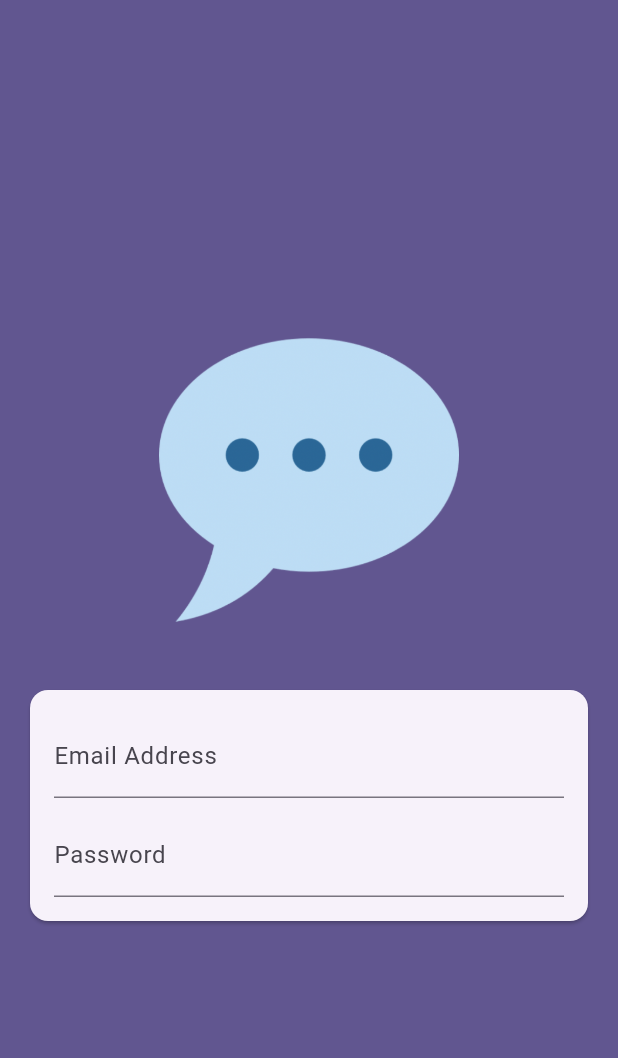
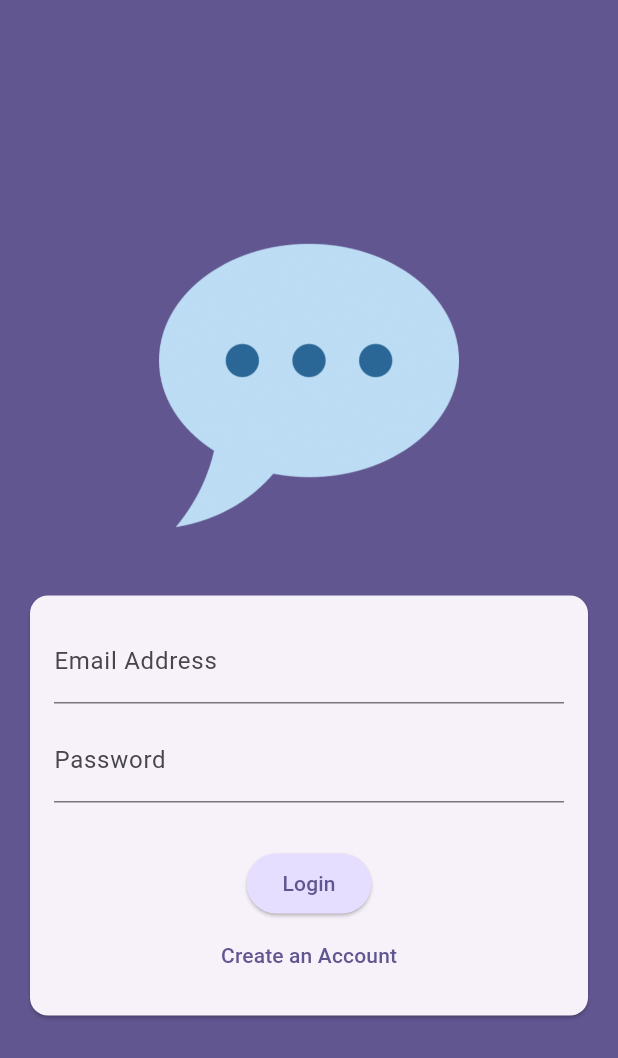
Before and after one commit to raj779401/Flutter_Chat_App, a Flutter app: the screen it shows after launch, on a phone screen of 412 x 824 dp. Shown: the top 1058 px of the screen. Run offline on Flutter 3.47's test engine with Material 3 defaults, Android fonts, the phone set to English and light mode, and no system bars.

Commit message:
form created in authentication screen

```diff
--- a/chat_app/lib/screens/authentication_screen.dart
+++ b/chat_app/lib/screens/authentication_screen.dart
@@ -8,6 +8,7 @@ class AuthenticationScreen extends StatefulWidget {
 }
 
 class _AuthenticationScreenState extends State<AuthenticationScreen> {
+  bool _isLogin = true;
   @override
   Widget build(BuildContext context) {
     return Scaffold(
@@ -47,7 +48,26 @@ class _AuthenticationScreenState extends State<AuthenticationScreen> {
                           TextFormField(
                             decoration: InputDecoration(labelText: 'Password'),
                             obscureText: true,
-                          )
+                          ),
+                          const SizedBox(height: 30),
+                          ElevatedButton(
+                            style: ElevatedButton.styleFrom(
+                                backgroundColor: Theme.of(context)
+                                    .colorScheme
+                                    .primaryContainer),
+                            onPressed: () {},
+                            child: Text(_isLogin ? 'Login' : 'SignUp'),
+                          ),
+                          TextButton(
+                            onPressed: () {
+                              setState(() {
+                                _isLogin = !_isLogin;
+                              });
+                            },
+                            child: Text(_isLogin
+                                ? 'Create an Account'
+                                : 'Already have an Account'),
+                          ),
                         ],
                       ),
                     ),
```
